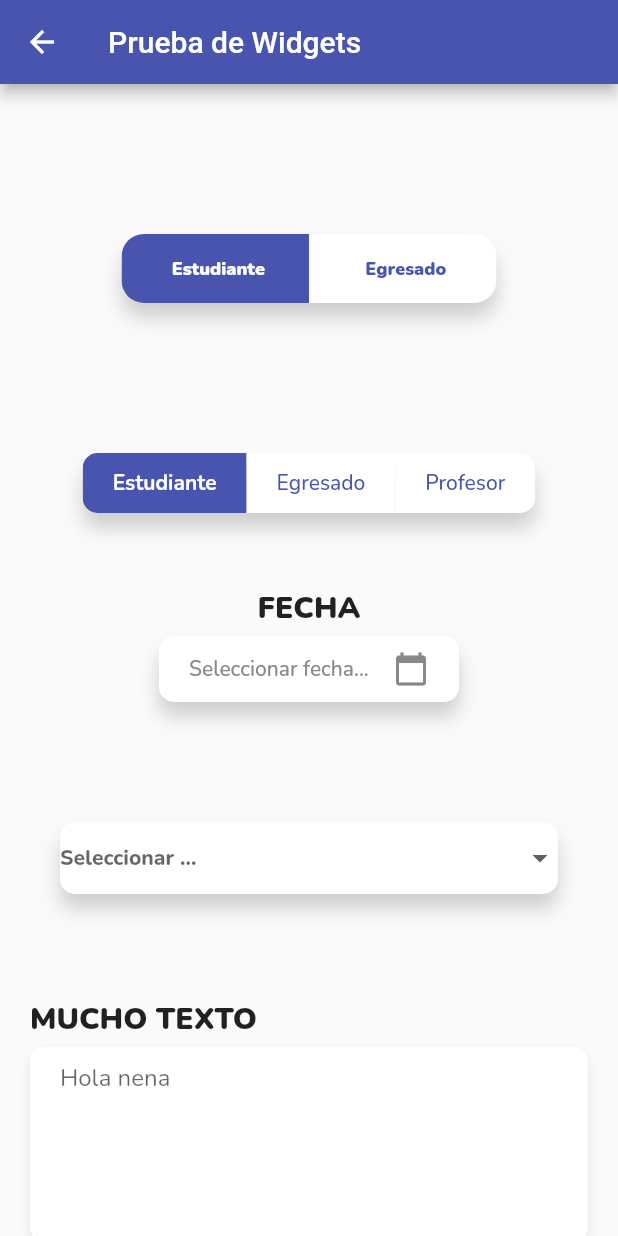
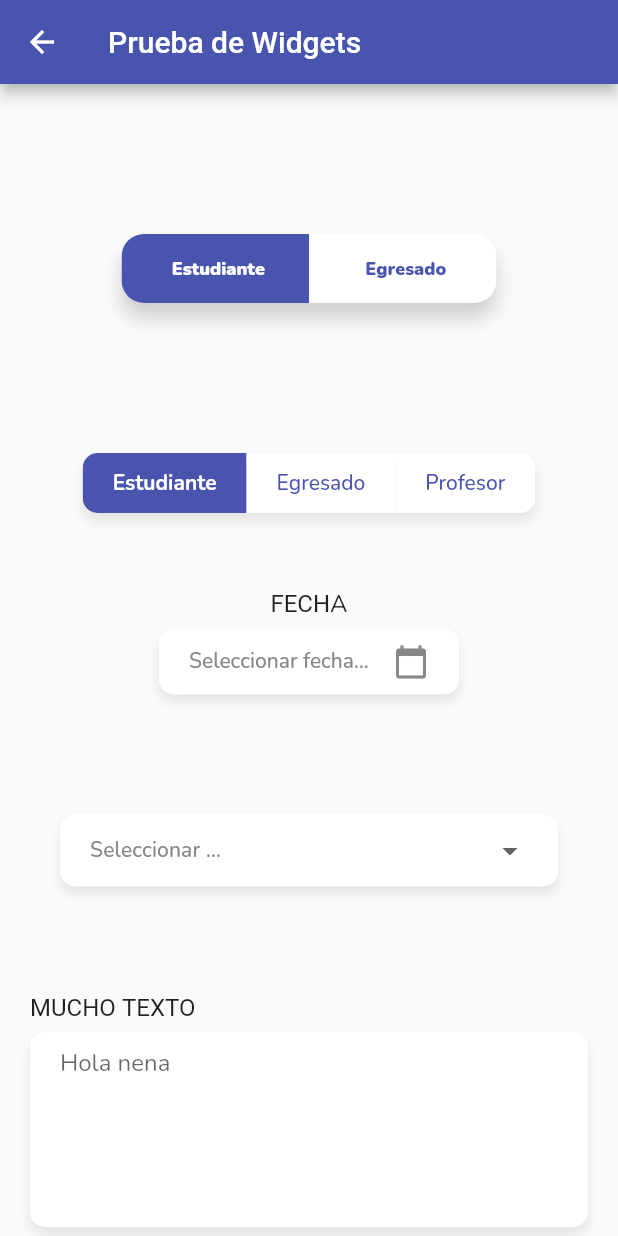
Before and after one commit to voluntariado-ucc-ing/voluntariadoing_mobile, a Flutter app: the NewPasswordView screen opened by its route, on a phone screen of 412 x 824 dp. Run offline on Flutter 3.47's test engine with Material 2 defaults, Android fonts, the phone set to English and light mode, and no system bars; our stand-ins replace easy_localization, flutter_svg, google_fonts.

Commit message:
update shadows style & do some minor adjustments to common widgets

```diff
--- a/lib/authentication/views/new_password_view.dart
+++ b/lib/authentication/views/new_password_view.dart
@@ -1,5 +1,5 @@
 import 'package:flutter/material.dart';
-import 'package:voluntariadoing_mobile/common/widgets/above_text.dart';
+import 'package:voluntariadoing_mobile/common/widgets/labeled.dart';
 import 'package:voluntariadoing_mobile/common/widgets/date_picker.dart';
 import 'package:voluntariadoing_mobile/common/widgets/dropdown.dart';
 import 'package:voluntariadoing_mobile/common/widgets/raised_text_input.dart';
@@ -21,7 +21,6 @@ class NewPasswordView extends StatefulWidget {
 class _NewPasswordViewState extends State<NewPasswordView> {
 
   final TextEditingController _controller = TextEditingController();
-  final ScrollController _muchoTextController = ScrollController();
 
   @override
   Widget build(BuildContext context) {
@@ -50,7 +49,7 @@ class _NewPasswordViewState extends State<NewPasswordView> {
               labels: ['Estudiante', 'Egresado', 'Profesor']
             ),
             SizedBox(height: 50),
-            AboveText(
+            Labeled(
               text: 'FECHA',
               alignment: Alignment.bottomCenter,
               child: DatePicker(
@@ -68,13 +67,12 @@ class _NewPasswordViewState extends State<NewPasswordView> {
             SizedBox(height: 50,),
             Padding(
               padding: const EdgeInsets.symmetric(vertical: 20 , horizontal: 20),
-              child: AboveText(
+              child: Labeled(
                 text: 'MUCHO TEXTO',
                 child: RaisedTextInput(
                   controller: _controller,
                   hintText: 'Hola nena',
                   expanded: true,
-                  scrollController: _muchoTextController,
                   ),
               ),
             ),
--- a/lib/common/widgets/above_text.dart
+++ /dev/null
@@ -1,29 +0,0 @@
-import 'package:flutter/material.dart';
-
-class AboveText extends StatelessWidget {
-  final Widget child;
-  final String text;
-  final AlignmentGeometry alignment;
-
-  const AboveText({
-    Key key,
-    this.text,
-    this.child,
-    this.alignment
-    }) : super(key: key);
-
-  @override
-  Widget build(BuildContext context) => Column(children: <Widget>[
-        Padding(
-          padding: EdgeInsets.only(bottom: 5),
-          child: Align(
-            alignment: alignment ?? Alignment.bottomLeft,
-            child: Text(
-              text ?? '',
-              style: Theme.of(context).textTheme.headline6,
-            ),
-          ),
-        ),
-        child,
-      ]);
-}
--- a/lib/common/widgets/date_picker.dart
+++ b/lib/common/widgets/date_picker.dart
@@ -45,7 +45,7 @@ class _DatePickerState extends State<DatePicker> {
     decoration: BoxDecoration(
       color: Colors.white,
       borderRadius: WidgetUtils.borderRadius10,
-      boxShadow: WidgetUtils.boxShadowLight
+      boxShadow: WidgetUtils.boxShadowLighter
     ),
     child: InkWell(
       onTap:_selectDate,
--- a/lib/common/widgets/dropdown.dart
+++ b/lib/common/widgets/dropdown.dart
@@ -6,7 +6,7 @@ import 'package:voluntariadoing_mobile/config/widget_utils.dart';
 class Dropdown extends StatefulWidget {
   final List<String> items;
 
-  Dropdown({this.items, Key key}) : super(key: key);
+  Dropdown({Key key, this.items}) : super(key: key);
 
   @override
   _DropdownState createState() => _DropdownState();
@@ -19,41 +19,40 @@ class _DropdownState extends State<Dropdown> {
   @override
   void initState() {
     dropdownHint = 'COMMON.DROPDOWN_HINT'.tr();
-
     super.initState();
   }
 
   @override
   Widget build(BuildContext context) => Container(
-    decoration:BoxDecoration(
+    decoration: BoxDecoration(
         color: Colors.white,
         borderRadius: WidgetUtils.borderRadius10,
-        boxShadow: WidgetUtils.boxShadowLight
+        boxShadow: WidgetUtils.boxShadowLighter
     ),
+    child: Padding(
+      padding: const EdgeInsets.symmetric(horizontal: 20),
       child: DropdownButtonHideUnderline(
         child: DropdownButton<String>(
           isExpanded: true,
-        hint: Text(dropdownHint),
+          hint: Text(
+            dropdownHint,
+            style: Theme.of(context).textTheme.subtitle2
+              .copyWith(color: ColorPalette.grey),
+          ),
           value: dropdownValue,
           icon: Icon(Icons.arrow_drop_down),
           iconSize: 24,
           elevation: 16,
-        style: Theme.of(context)
-            .textTheme
-            .button
-            .copyWith(color: ColorPalette.grey, fontWeight: FontWeight.w800),
-        onChanged: (String newValue) {
-          setState(() {
-            dropdownValue = newValue;
-          });
-        },
-        items: widget.items.map<DropdownMenuItem<String>>((String value) {
-          return DropdownMenuItem<String>(
+          style: Theme.of(context).textTheme.button,
+          onChanged: (String newValue) => setState(() => dropdownValue = newValue),
+          items: widget.items.map<DropdownMenuItem<String>>(
+            (String value) => DropdownMenuItem<String>(
               value: value,
               child: Text(value),
-          );
-        }).toList(),
             )
+          ).toList(),
+        )
+      ),
     )
   );
 }
--- /dev/null
+++ b/lib/common/widgets/labeled.dart
@@ -0,0 +1,34 @@
+import 'package:flutter/material.dart';
+
+class Labeled extends StatelessWidget {
+  final Widget child;
+  final String text;
+  final AlignmentGeometry alignment;
+
+  const Labeled({
+    Key key,
+    this.text,
+    this.child,
+    this.alignment
+  }) : super(key: key);
+
+  @override
+  Widget build(BuildContext context) => Column(
+    mainAxisSize: MainAxisSize.min,
+    children: <Widget>[
+      Padding(
+        padding: EdgeInsets.only(bottom: 5),
+        child: Align(
+          alignment: alignment ?? Alignment.centerLeft,
+          child: Text(
+            text ?? '',
+            style: Theme.of(context).textTheme.subtitle1
+              .copyWith(fontFamily: 'Nunito_900')
+          ),
+        ),
+      ),
+      if (child != null)
+        child
+    ]
+  );
+}
--- a/lib/common/widgets/raised_text_input.dart
+++ b/lib/common/widgets/raised_text_input.dart
@@ -1,54 +1,61 @@
 import 'package:flutter/material.dart';
-import 'package:voluntariadoing_mobile/config/color_palette.dart';
+import 'package:voluntariadoing_mobile/config/widget_utils.dart';
 
-class RaisedTextInput extends StatelessWidget {
-/*
-  Si se va a utilizar expandido, es necesario poner un controlador de scroll,
-  no se si cuando se usa un controller hay que usar un initState y despues un dispose, si alguien
-  lo sabe que me diga no santi o si santi
-*/
+class RaisedTextInput extends StatefulWidget {
 
   final String hintText;
   final bool expanded;
   final bool obscureText;
   final TextEditingController controller;
   final void Function(String) onChanged;
-  final ScrollController scrollController;
+
 
   RaisedTextInput({
     @required this.controller,
-    this.obscureText = false,
     this.onChanged,
     this.hintText,
+    this.obscureText = false,
     this.expanded = false,
-    this.scrollController,
   });
+
+  @override
+  _RaisedTextInputState createState() => _RaisedTextInputState();
+}
+
+class _RaisedTextInputState extends State<RaisedTextInput> {
+
+  ScrollController _scrollController;
+
+  @override
+  void initState() {
+    if (widget.expanded) {
+      _scrollController = ScrollController();
+    }
+    super.initState();
+  }
 
   @override
   Widget build(BuildContext context) => Container(
     decoration: BoxDecoration(
       color: Colors.white,
-            borderRadius: BorderRadius.circular(10),
-            boxShadow: [
-              BoxShadow(
-                  color: ColorPalette.darkerGrey.withOpacity(.1),
-                  blurRadius: 5,
-                  offset: Offset(0, 5))
-            ]),
+      borderRadius: WidgetUtils.borderRadius10,
+      boxShadow: WidgetUtils.boxShadowLighter
+    ),
     child: Padding(
       padding: EdgeInsets.symmetric(
         horizontal: 20,
         vertical: 10,
       ),
       child: TextField(
-              controller: controller,
-              onChanged: onChanged,
-              obscureText: obscureText,
-              scrollController: scrollController,
-              maxLines: expanded ? 5 : 1,
+        controller: widget.controller,
+        onChanged: widget.onChanged,
+        obscureText: widget.obscureText,
+        scrollController: _scrollController,
+        maxLines: widget.expanded ? 5 : 1,
         decoration: InputDecoration.collapsed(
-                hintText: hintText ?? '',
-              )),
+          hintText: widget.hintText ?? '',
+        )
+      ),
     ),
   );
 }
--- a/lib/common/widgets/toggle_switch.dart
+++ b/lib/common/widgets/toggle_switch.dart
@@ -51,7 +51,7 @@ class _ToggleSwitchState extends State<ToggleSwitch>
       ),
       decoration: BoxDecoration(
         borderRadius: WidgetUtils.borderRadius10,
-        boxShadow: WidgetUtils.boxShadowLight,
+        boxShadow: WidgetUtils.boxShadowLighter,
         //color: widget.inactiveColor,
       ),
       child: ClipRRect(
--- a/lib/config/svg_assets.dart
+++ b/lib/config/svg_assets.dart
@@ -4,7 +4,12 @@ import 'package:flutter_svg/svg.dart';
 abstract class SvgAssets {
 
   static final logo = 'assets/images/splash/illustration.svg';
+  static final donationToBeConfirmed = 'assets/images/donations/to_be_confirmed.svg';
+  static final donationToBeRetrieved = 'assets/images/donations/to_be_retrieved.svg';
+  static final donationRetrieved = 'assets/images/donations/retrieved.svg';
+  static final donationRejected = 'assets/images/donations/rejected.svg';
 
+  /// Precaching assets that need to be available as soon as the app starts
   static prealoadSvgAssets() async {
     await precachePicture(
       ExactAssetPicture(SvgPicture.svgStringDecoder, logo),
--- a/lib/config/widget_utils.dart
+++ b/lib/config/widget_utils.dart
@@ -15,4 +15,12 @@ abstract class WidgetUtils {
     )
   ];
 
+  static final boxShadowLighter = [
+    BoxShadow(
+      color: ColorPalette.darkerGrey.withOpacity(.1),
+      blurRadius: 5,
+      offset: Offset(0, 5)
+    )
+  ];
+
 }
--- a/pubspec.yaml
+++ b/pubspec.yaml
@@ -31,6 +31,9 @@ flutter:
 
   assets:
     - assets/images/splash/illustration.svg
-    - assets/images/donationState/
+    - assets/images/donations/to_be_confirmed.svg
+    - assets/images/donations/to_be_retrieved.svg
+    - assets/images/donations/retrieved.svg
+    - assets/images/donations/rejected.svg
     - assets/translations/
     - fonts/
```
Also changed, not shown: assets/images/donations/rejected.svg (renamed from assets/images/donationState/rechazada.svg), assets/images/donations/retrieved.svg (renamed from assets/images/donationState/retirada.svg), assets/images/donations/to_be_confirmed.svg (renamed from assets/images/donationState/por_confirmar.svg), assets/images/donations/to_be_retrieved.svg (renamed from assets/images/donationState/por_retirar.svg), pubspec.lock, 1 other file. Lines whose indentation alone changed are shown as unchanged.
